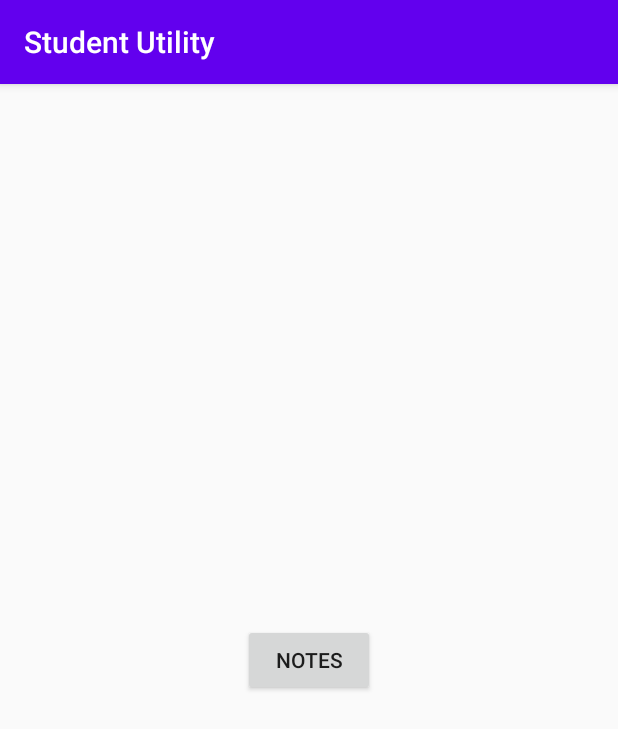
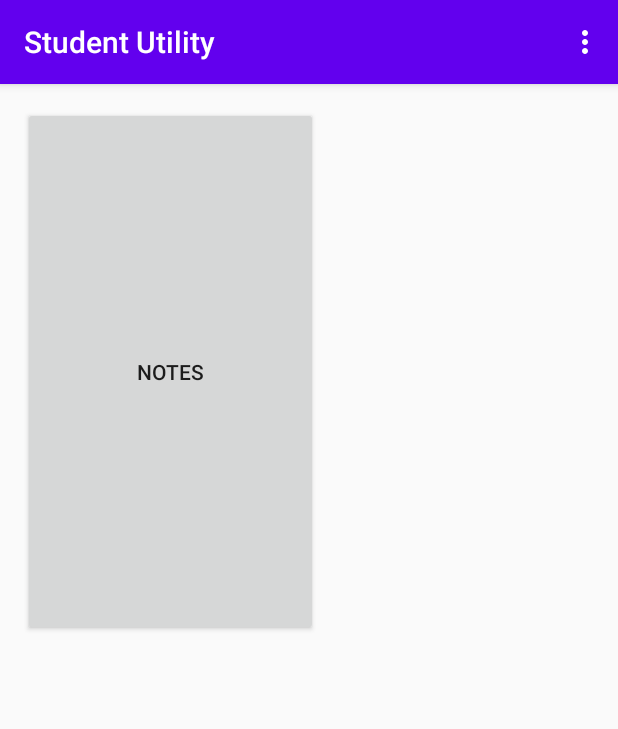
Before and after one commit to shucoll/student-utility--android-app, an Android app: the screen it shows after launch (MainActivity), on a phone screen of 412 x 824 dp. Shown: the top 729 px of the screen. Run offline under Robolectric (Android 15) with nearby library versions, the phone set to English and light mode, and no system bars.

Commit message:
layout changed and menus added

```diff
--- a/app/src/main/java/com/example/studentutility/MainActivity.java
+++ b/app/src/main/java/com/example/studentutility/MainActivity.java
@@ -1,12 +1,39 @@
 package com.example.studentutility;
 
+import androidx.annotation.NonNull;
 import androidx.appcompat.app.AppCompatActivity;
 
 import android.content.Intent;
 import android.os.Bundle;
+import android.view.Menu;
+import android.view.MenuInflater;
+import android.view.MenuItem;
 import android.view.View;
 
 public class MainActivity extends AppCompatActivity {
+
+    @Override
+    public boolean onCreateOptionsMenu(Menu menu) {
+
+        MenuInflater menuInflater = getMenuInflater();
+        menuInflater.inflate(R.menu.main_menu,menu);
+
+        return super.onCreateOptionsMenu(menu);
+    }
+
+    @Override
+    public boolean onOptionsItemSelected(@NonNull MenuItem item) {
+        super.onOptionsItemSelected(item);
+
+        switch (item.getItemId()) {
+
+            case R.id.main_about :
+                return true;
+
+            default: return false;
+        }
+    }
+
 
     public void goToNotes(View view) {
         Intent intent = new Intent(getApplicationContext(),NoteListActivity.class);
@@ -14,6 +41,7 @@ public class MainActivity extends AppCompatActivity {
         startActivity(intent);
     }
 
+
     @Override
     protected void onCreate(Bundle savedInstanceState) {
         super.onCreate(savedInstanceState);
--- a/app/src/main/res/layout/activity_main.xml
+++ b/app/src/main/res/layout/activity_main.xml
@@ -8,13 +8,18 @@
 
     <Button
         android:id="@+id/notesButton"
-        android:layout_width="wrap_content"
-        android:layout_height="wrap_content"
+        android:layout_width="0dp"
+        android:layout_height="0dp"
+        android:layout_marginStart="15dp"
+        android:layout_marginTop="15dp"
+        android:layout_marginEnd="200dp"
+        android:layout_marginBottom="400dp"
         android:onClick="goToNotes"
         android:text="Notes"
         app:layout_constraintBottom_toBottomOf="parent"
         app:layout_constraintEnd_toEndOf="parent"
-        app:layout_constraintHorizontal_bias="0.5"
+        app:layout_constraintHorizontal_bias="0.086"
         app:layout_constraintStart_toStartOf="parent"
-        app:layout_constraintTop_toTopOf="parent" />
+        app:layout_constraintTop_toTopOf="parent"
+        app:layout_constraintVertical_bias="0.08" />
 </androidx.constraintlayout.widget.ConstraintLayout>
--- /dev/null
+++ b/app/src/main/res/menu/main_menu.xml
@@ -0,0 +1,5 @@
+<?xml version="1.0" encoding="utf-8"?>
+<menu xmlns:android="http://schemas.android.com/apk/res/android">
+
+    <item android:title="About" android:id="@+id/main_about"></item>
+</menu>
--- /dev/null
+++ b/app/src/main/res/menu/note_list_menu.xml
@@ -0,0 +1,6 @@
+<?xml version="1.0" encoding="utf-8"?>
+<menu xmlns:android="http://schemas.android.com/apk/res/android">
+
+    <item android:title="About" android:id="@+id/note_list_about"></item>
+    <item android:title="Add Node" android:id="@+id/note_list_add"></item>
+</menu>
--- /dev/null
+++ b/app/src/main/res/menu/note_menu.xml
@@ -0,0 +1,6 @@
+<?xml version="1.0" encoding="utf-8"?>
+<menu xmlns:android="http://schemas.android.com/apk/res/android">
+
+    <item android:title="About" android:id="@+id/note_about"></item>
+    <item android:title="Save Note" android:id="@+id/note_save"></item>
+</menu>
```
Also changed, not shown: app/src/main/java/com/example/studentutility/NoteListActivity.java (+39 -4 lines), app/src/main/java/com/example/studentutility/NotesActivity.java (+61 -2 lines), app/src/main/res/layout/activity_note_list.xml (+6 -2 lines), app/src/main/res/layout/activity_notes.xml (+22 -22 lines).
